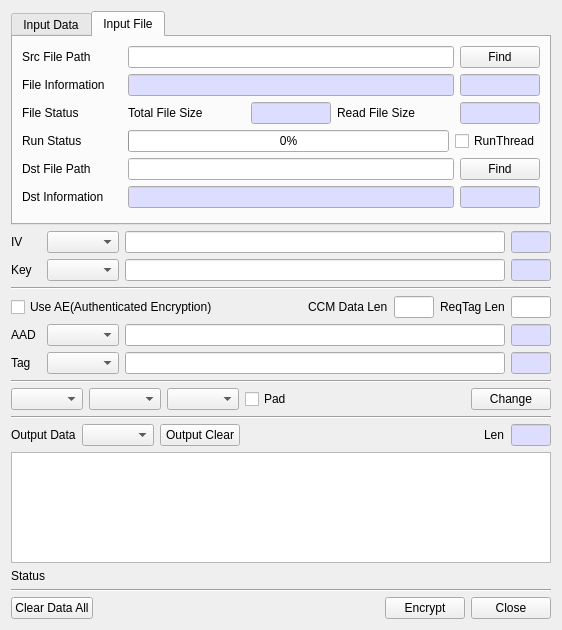
Old version of the form BerEditor/enc_dec_dlg.ui in the repository jykim74/BerEditor.
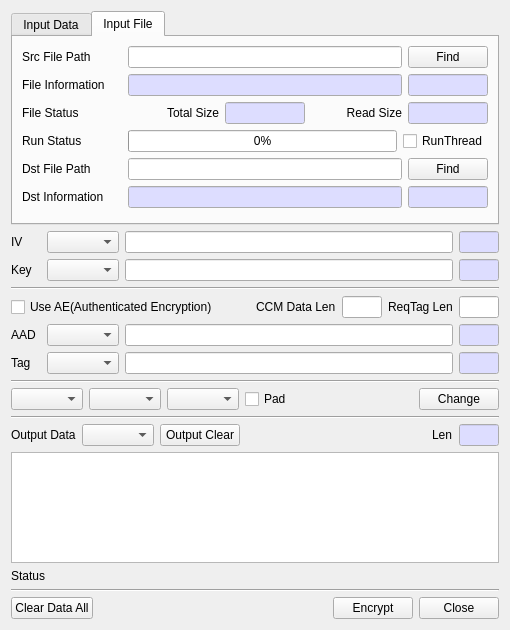
New version of the form.

```diff
--- a/BerEditor/enc_dec_dlg.ui
+++ b/BerEditor/enc_dec_dlg.ui
@@ -6,7 +6,7 @@
    <rect>
     <x>0</x>
     <y>0</y>
-    <width>562</width>
+    <width>510</width>
     <height>630</height>
    </rect>
   </property>
@@ -448,14 +448,20 @@
          <item row="0" column="3">
           <widget class="QLabel" name="label_17">
            <property name="text">
-            <string>Read File Size</string>
+            <string>Read Size</string>
+           </property>
+           <property name="alignment">
+            <set>Qt::AlignRight|Qt::AlignTrailing|Qt::AlignVCenter</set>
            </property>
           </widget>
          </item>
          <item row="0" column="1">
           <widget class="QLabel" name="label_16">
            <property name="text">
-            <string>Total File Size</string>
+            <string>Total Size</string>
+           </property>
+           <property name="alignment">
+            <set>Qt::AlignRight|Qt::AlignTrailing|Qt::AlignVCenter</set>
            </property>
           </widget>
          </item>
```
